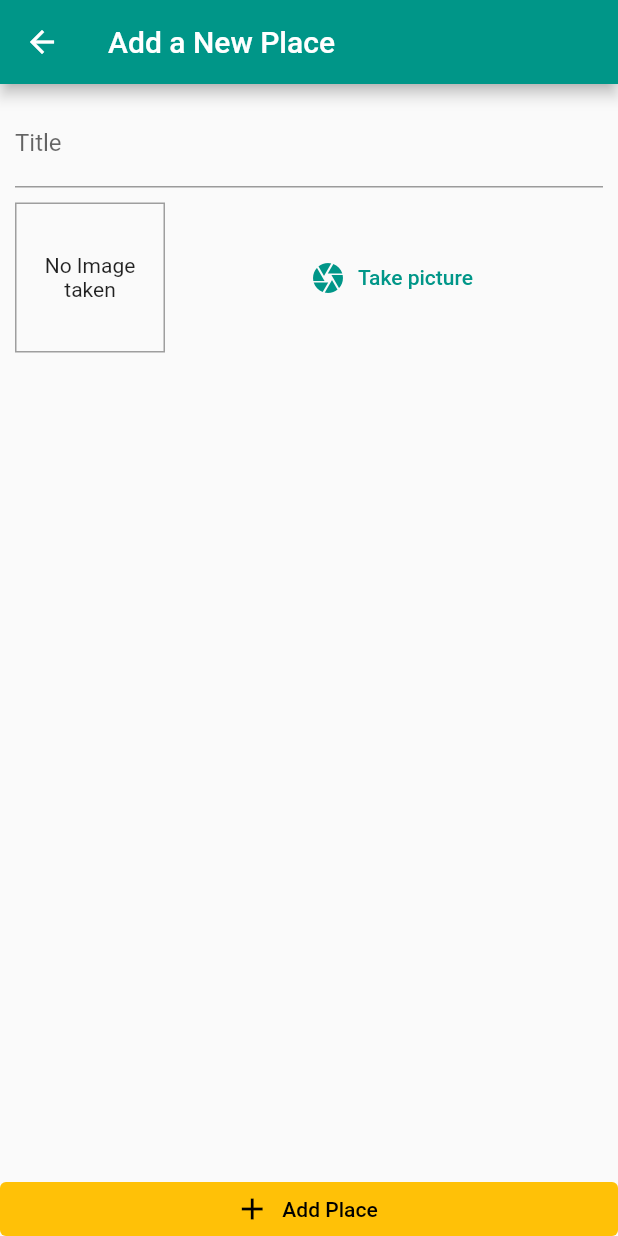
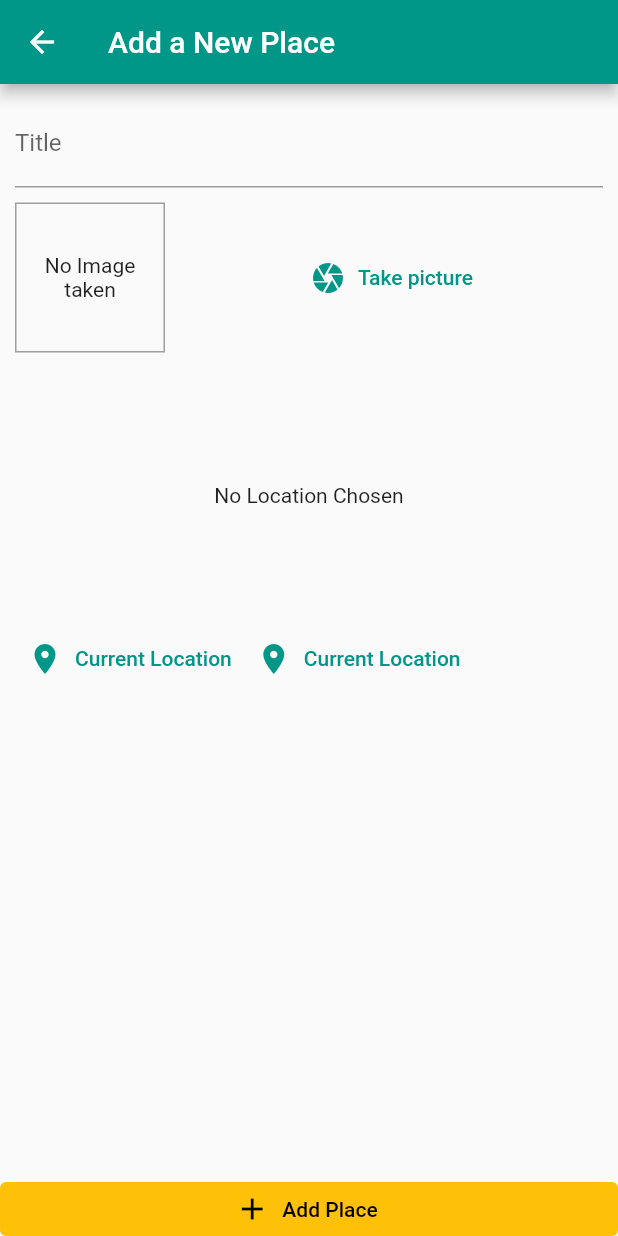
Before and after one commit to vikraman-boominathan/Flutter, a Flutter app: the AddPlaceScreen screen opened by its route, on a phone screen of 412 x 824 dp. Run offline on Flutter 3.47's test engine with Material 2 defaults, Android fonts, the light colour scheme and no system bars; our stand-ins replace image_picker, shared_preferences, sqflite; accounts and stored records are empty.

Commit message:
On hold due to package problems

```diff
--- a/great_places_app/lib/providers/great_places.dart
+++ b/great_places_app/lib/providers/great_places.dart
@@ -33,6 +33,7 @@ class GreatPlaces with ChangeNotifier {
 
   Future<void> fetchAndSetPlaces() async {
     final dataList = await DBHelper.getData('user_places');
+    print(dataList);
     _items = dataList
         .map(
           (item) => Place(
--- a/great_places_app/lib/screens/add_place_screen.dart
+++ b/great_places_app/lib/screens/add_place_screen.dart
@@ -8,6 +8,7 @@ import 'package:flutter/src/widgets/container.dart';
 import 'package:flutter/src/widgets/framework.dart';
 import 'package:great_places_app/providers/great_places.dart';
 import 'package:great_places_app/widgets/image_input.dart';
+import 'package:great_places_app/widgets/location_input.dart';
 import 'package:provider/provider.dart';
 
 class AddPlaceScreen extends StatefulWidget {
@@ -57,6 +58,10 @@ class _AddPlaceScreenState extends State<AddPlaceScreen> {
                       height: 10,
                     ),
                     ImageInput(_selectImage),
+                    SizedBox(
+                      height: 10,
+                    ),
+                    LocationInput()
                   ],
                 ),
               ),
--- /dev/null
+++ b/great_places_app/lib/widgets/location_input.dart
@@ -0,0 +1,57 @@
+import 'package:flutter/cupertino.dart';
+import 'package:flutter/material.dart';
+import 'package:flutter/src/foundation/key.dart';
+import 'package:flutter/src/widgets/basic.dart';
+import 'package:flutter/src/widgets/container.dart';
+import 'package:flutter/src/widgets/framework.dart';
+
+class LocationInput extends StatefulWidget {
+  const LocationInput({Key key}) : super(key: key);
+
+  @override
+  State<LocationInput> createState() => _LocationInputState();
+}
+
+class _LocationInputState extends State<LocationInput> {
+  String _previewImage;
+  @override
+  Widget build(BuildContext context) {
+    return Column(
+      children: [
+        Container(
+          height: 170,
+          width: double.infinity,
+          alignment: Alignment.center,
+          child: _previewImage == null
+              ? Text(
+                  'No Location Chosen',
+                  textAlign: TextAlign.end,
+                )
+              : Image.network(
+                  _previewImage,
+                  fit: BoxFit.cover,
+                  width: double.infinity,
+                ),
+        ),
+        Row(
+          children: [
+            TextButton.icon(
+              onPressed: () {},
+              icon: Icon(Icons.location_on),
+              label: Text('Current Location'),
+              style: TextButton.styleFrom(
+                  foregroundColor: Theme.of(context).primaryColor),
+            ),
+            TextButton.icon(
+              onPressed: () {},
+              icon: Icon(Icons.location_on),
+              label: Text('Current Location'),
+              style: TextButton.styleFrom(
+                  foregroundColor: Theme.of(context).primaryColor),
+            )
+          ],
+        )
+      ],
+    );
+  }
+}
--- a/great_places_app/pubspec.yaml
+++ b/great_places_app/pubspec.yaml
@@ -41,6 +41,8 @@ dependencies:
   path_provider: ^2.0.11
   path: ^1.8.2
   sqflite: ^2.2.0+3
+  location: ^4.4.0
+
 
 dev_dependencies:
   flutter_test:
```
Also changed, not shown: great_places_app/pubspec.lock, 1 other file.
